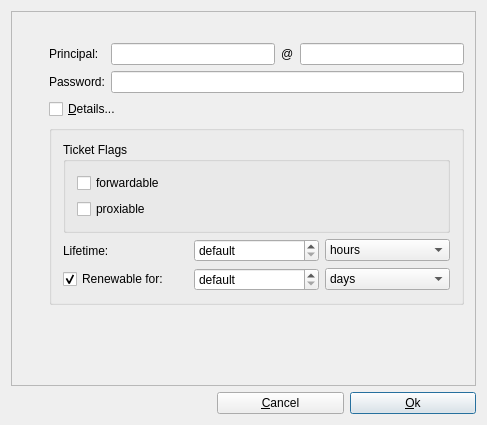
bas524/kerberos-ticket-watcher, file src/kinitdialog.ui: the form before one commit.
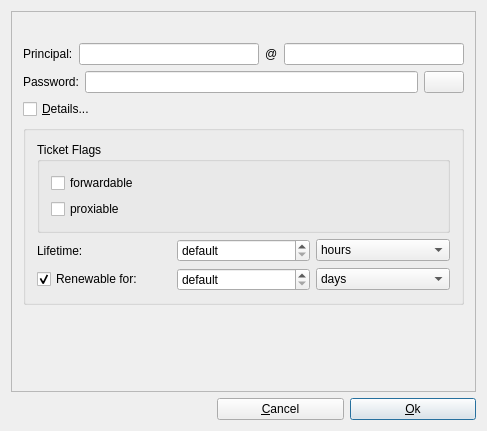
The form after the commit. Icons and pictures are not drawn.

```diff
--- a/src/kinitdialog.ui
+++ b/src/kinitdialog.ui
@@ -7,7 +7,7 @@
     <x>0</x>
     <y>0</y>
     <width>487</width>
-    <height>425</height>
+    <height>431</height>
    </rect>
   </property>
   <property name="windowTitle">
@@ -24,25 +24,6 @@
      </property>
      <layout class="QGridLayout" name="gridLayout">
       <item row="0" column="0">
-       <widget class="QLabel" name="pixmapLabel1">
-        <property name="sizePolicy">
-         <sizepolicy hsizetype="Fixed" vsizetype="Fixed">
-          <horstretch>0</horstretch>
-          <verstretch>0</verstretch>
-         </sizepolicy>
-        </property>
-        <property name="pixmap">
-         <pixmap>image0</pixmap>
-        </property>
-        <property name="scaledContents">
-         <bool>true</bool>
-        </property>
-        <property name="wordWrap">
-         <bool>false</bool>
-        </property>
-       </widget>
-      </item>
-      <item row="0" column="1">
        <widget class="QLabel" name="errorLabel">
         <property name="palette">
          <palette>
@@ -94,23 +75,9 @@
         </property>
        </widget>
       </item>
-      <item row="1" column="0" rowspan="4">
-       <spacer name="spacer3">
-        <property name="orientation">
-         <enum>Qt::Vertical</enum>
-        </property>
-        <property name="sizeType">
-         <enum>QSizePolicy::MinimumExpanding</enum>
-        </property>
-        <property name="sizeHint" stdset="0">
-         <size>
-          <width>20</width>
-          <height>100</height>
-         </size>
-        </property>
-       </spacer>
-      </item>
-      <item row="1" column="1">
+      <item row="1" column="0" colspan="2">
+       <layout class="QHBoxLayout" name="horizontalLayout_2">
+        <item>
        <widget class="QLabel" name="textLabel3">
         <property name="text">
          <string>Principal:</string>
@@ -120,10 +87,10 @@
         </property>
        </widget>
       </item>
-      <item row="1" column="2">
+        <item>
        <widget class="QLineEdit" name="userLineEdit"/>
       </item>
-      <item row="1" column="3">
+        <item>
        <widget class="QLabel" name="textLabel1">
         <property name="text">
          <string>@</string>
@@ -133,10 +100,14 @@
         </property>
        </widget>
       </item>
-      <item row="1" column="4">
+        <item>
        <widget class="QLineEdit" name="realmLineEdit"/>
       </item>
-      <item row="2" column="1">
+       </layout>
+      </item>
+      <item row="2" column="0" colspan="2">
+       <layout class="QHBoxLayout" name="horizontalLayout">
+        <item>
        <widget class="QLabel" name="passwordLabel">
         <property name="text">
          <string>Password:</string>
@@ -146,7 +117,49 @@
         </property>
        </widget>
       </item>
-      <item row="3" column="1" colspan="2">
+        <item>
+         <widget class="QLineEdit" name="passwordLineEdit">
+          <property name="font">
+           <font>
+            <family>.AppleSystemUIFont</family>
+           </font>
+          </property>
+          <property name="inputMethodHints">
+           <set>Qt::ImhHiddenText|Qt::ImhNoAutoUppercase|Qt::ImhNoPredictiveText|Qt::ImhSensitiveData</set>
+          </property>
+          <property name="echoMode">
+           <enum>QLineEdit::Password</enum>
+          </property>
+         </widget>
+        </item>
+        <item>
+         <widget class="QPushButton" name="btnShowPwd">
+          <property name="sizePolicy">
+           <sizepolicy hsizetype="Minimum" vsizetype="Fixed">
+            <horstretch>0</horstretch>
+            <verstretch>0</verstretch>
+           </sizepolicy>
+          </property>
+          <property name="minimumSize">
+           <size>
+            <width>0</width>
+            <height>0</height>
+           </size>
+          </property>
+          <property name="maximumSize">
+           <size>
+            <width>16777215</width>
+            <height>16777215</height>
+           </size>
+          </property>
+          <property name="text">
+           <string/>
+          </property>
+         </widget>
+        </item>
+       </layout>
+      </item>
+      <item row="3" column="0">
        <widget class="QCheckBox" name="detailsCheckBox">
         <property name="text">
          <string>&amp;Details...</string>
@@ -156,7 +169,23 @@
         </property>
        </widget>
       </item>
-      <item row="4" column="1" colspan="4">
+      <item row="5" column="1">
+       <spacer name="spacer3_2">
+        <property name="orientation">
+         <enum>Qt::Vertical</enum>
+        </property>
+        <property name="sizeType">
+         <enum>QSizePolicy::MinimumExpanding</enum>
+        </property>
+        <property name="sizeHint" stdset="0">
+         <size>
+          <width>20</width>
+          <height>20</height>
+         </size>
+        </property>
+       </spacer>
+      </item>
+      <item row="4" column="0" colspan="2">
        <widget class="QGroupBox" name="detailsBox">
         <property name="title">
          <string/>
@@ -288,34 +317,6 @@
         </layout>
        </widget>
       </item>
-      <item row="5" column="4">
-       <spacer name="spacer3_2">
-        <property name="orientation">
-         <enum>Qt::Vertical</enum>
-        </property>
-        <property name="sizeType">
-         <enum>QSizePolicy::MinimumExpanding</enum>
-        </property>
-        <property name="sizeHint" stdset="0">
-         <size>
-          <width>20</width>
-          <height>20</height>
-         </size>
-        </property>
-       </spacer>
-      </item>
-      <item row="2" column="2" colspan="3">
-       <widget class="QLineEdit" name="passwordLineEdit">
-        <property name="font">
-         <font>
-          <family>.AppleSystemUIFont</family>
-         </font>
-        </property>
-        <property name="echoMode">
-         <enum>QLineEdit::Password</enum>
-        </property>
-       </widget>
-      </item>
      </layout>
     </widget>
    </item>
```
Left out of the diff: 52 changed lines with no effect on the pictures. Lines whose indentation alone changed are shown as unchanged.
